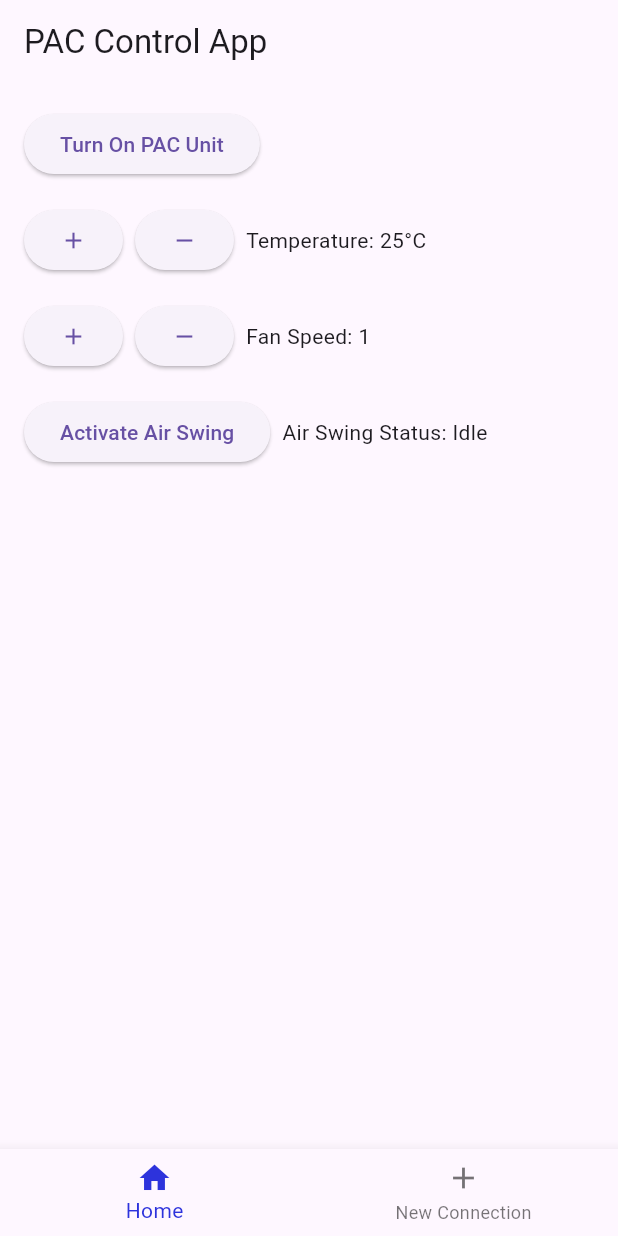
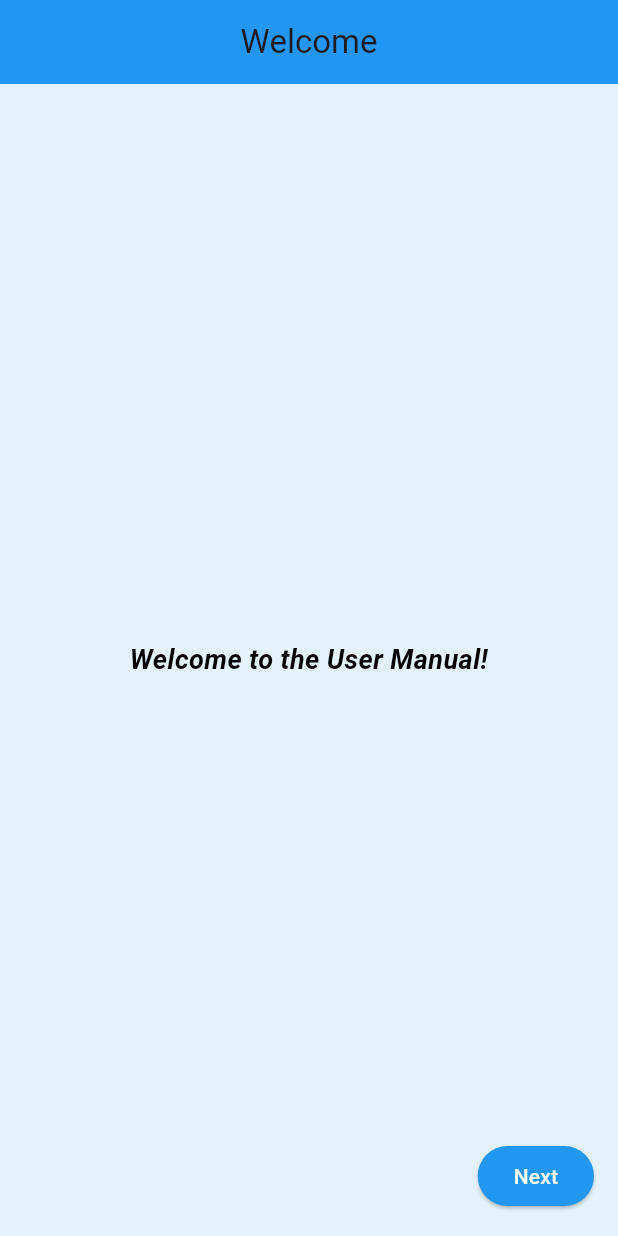
Before and after one commit to ZHEBINNG/mobile_air_conditioning_system, a Flutter app: the screen it shows after launch, on a phone screen of 412 x 824 dp. Run offline on Flutter 3.47's test engine with Material 3 defaults, Android fonts, the phone set to English and light mode, and no system bars.

Commit message:
basic user manual completed

```diff
--- a/lib/main.dart
+++ b/lib/main.dart
@@ -1,8 +1,13 @@
 // main.dart
 
 import 'package:flutter/material.dart';
+import 'package:mobile_air_conditioning_system/usermanual/welcomepage.dart';
+import 'package:mobile_air_conditioning_system/usermanual/step1.dart';
+import 'package:mobile_air_conditioning_system/usermanual/step2.dart';
+import 'package:mobile_air_conditioning_system/usermanual/step3.dart';
+import 'package:mobile_air_conditioning_system/usermanual/step4.dart';
 import 'package:mobile_air_conditioning_system/pages/home.dart';
-import 'package:mobile_air_conditioning_system/pages/connection.dart';
+// import 'package:mobile_air_conditioning_system/pages/connection.dart';
 
 void main() {
   runApp(MyApp());
@@ -12,9 +17,14 @@ class MyApp extends StatelessWidget {
   @override
   Widget build(BuildContext context) {
     return MaterialApp(
-      initialRoute: '/home',
+      initialRoute: '/usermanual/welcome',
       routes: {
         '/home': (context) => BottomNavigation(),
+         '/usermanual/welcome': (context) => WelcomePage(),
+        '/usermanual/step1': (context) => Step1(),
+        '/usermanual/step2': (context) => Step2(),
+        '/usermanual/step3': (context) => Step3(),
+        '/usermanual/step4': (context) => Step4(),
         // '/connection': (context) => ConnectionScreen(),
       },
     );
--- a/lib/usermanual/welcomepage.dart
+++ b/lib/usermanual/welcomepage.dart
@@ -0,0 +1,57 @@
+import 'package:flutter/material.dart';
+import 'package:mobile_air_conditioning_system/usermanual/step1.dart';
+
+class WelcomePage extends StatelessWidget {
+  @override
+  Widget build(BuildContext context) {
+    return Scaffold(
+      appBar: AppBar(
+        title: const Text('Welcome'),
+        centerTitle: true,
+        backgroundColor: Colors.blue, // Set app bar background color
+      ),
+      body: Stack(
+        children: [
+          Container(
+            color: Colors.blue.shade50, // Set the background color
+            child: Center(
+              child: Padding(
+                padding: const EdgeInsets.all(16.0),
+                child: Column(
+                  mainAxisAlignment: MainAxisAlignment.center,
+                  crossAxisAlignment: CrossAxisAlignment.center, // Center the text horizontally
+                  children: [
+                    const Text(
+                      'Welcome to the User Manual!',
+                      style: TextStyle(
+                        fontSize: 18.0,
+                        color: Colors.black, // Set text color to black
+                        fontWeight: FontWeight.bold,
+                        fontStyle: FontStyle.italic,
+                      ),
+                      textAlign: TextAlign.center, // Center the text
+                    ),
+                  ],
+                ),
+              ),
+            ),
+          ),
+          Positioned(
+            bottom: 16.0,
+            right: 16.0,
+            child: ElevatedButton(
+              onPressed: () {
+                // Navigate to Step1
+                Navigator.push(context, MaterialPageRoute(builder: (context) => Step1()));
+              },
+              child: const Text('Next'),
+              style: ElevatedButton.styleFrom(
+                foregroundColor: Colors.white, backgroundColor: Colors.blue, // Set text color
+              ),
+            ),
+          ),
+        ],
+      ),
+    );
+  }
+}
```
Also changed, not shown: lib/usermanual/step1.dart (+56 -0 lines), lib/usermanual/step2.dart (+56 -0 lines), lib/usermanual/step3.dart (+77 -0 lines), lib/usermanual/step4.dart (+55 -0 lines).
